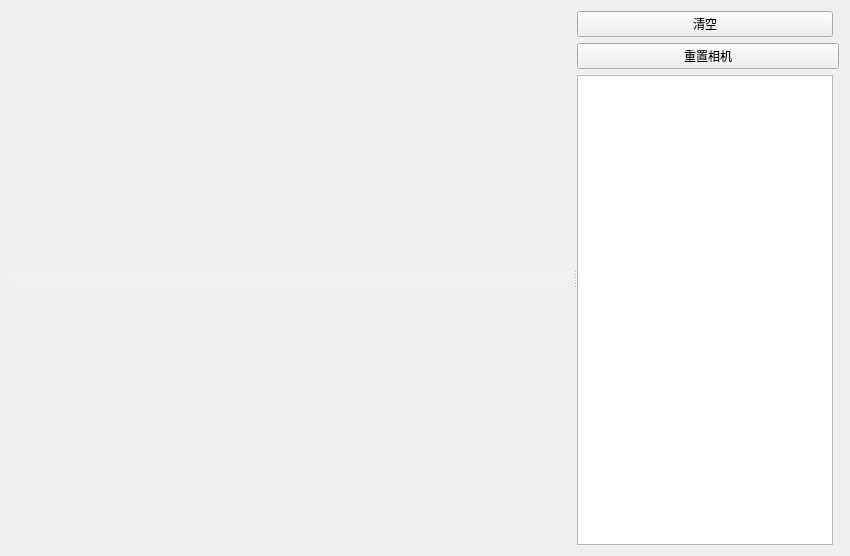
This is func1.ui in ba-ya/test_vtk_learning as Qt 5 draws it before an edit. The edited form follows.
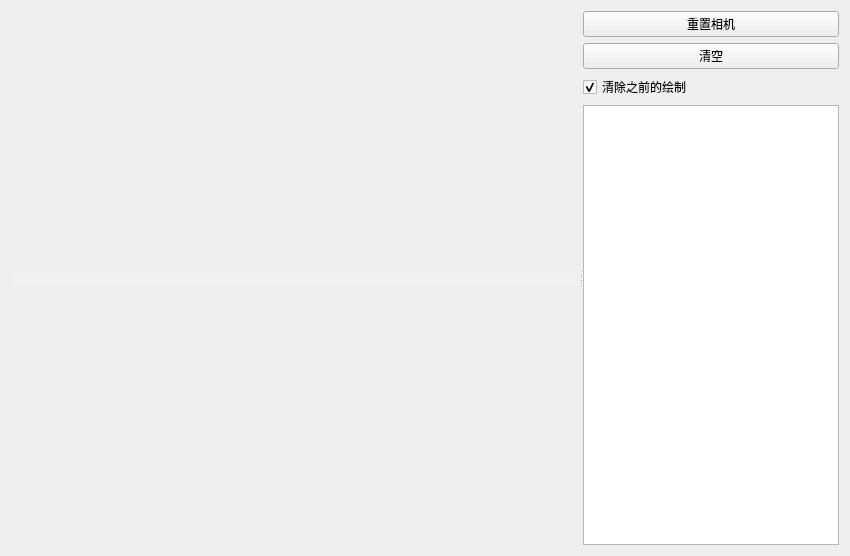
This is the edited form.

The edit to the form file:
```diff
--- a/func1.ui
+++ b/func1.ui
@@ -51,23 +51,33 @@
      </widget>
      <widget class="QWidget" name="widget" native="true">
       <layout class="QGridLayout" name="gridLayout">
-       <item row="2" column="0">
+       <item row="3" column="0">
+        <widget class="QCheckBox" name="checkBox_clear_before">
+         <property name="text">
+          <string>清除之前的绘制</string>
+         </property>
+         <property name="checked">
+          <bool>true</bool>
+         </property>
+        </widget>
+       </item>
+       <item row="1" column="0">
+        <widget class="QPushButton" name="btn_clear">
+         <property name="text">
+          <string>清空</string>
+         </property>
+        </widget>
+       </item>
+       <item row="4" column="0">
         <widget class="QTableWidget" name="table"/>
        </item>
-       <item row="1" column="0" colspan="2">
+       <item row="0" column="0">
         <widget class="QPushButton" name="btn_reset_camera">
          <property name="text">
           <string>重置相机</string>
          </property>
         </widget>
        </item>
-       <item row="0" column="0">
-        <widget class="QPushButton" name="btn_clear">
-         <property name="text">
-          <string>清空</string>
-         </property>
-        </widget>
-       </item>
       </layout>
      </widget>
     </widget>
```
